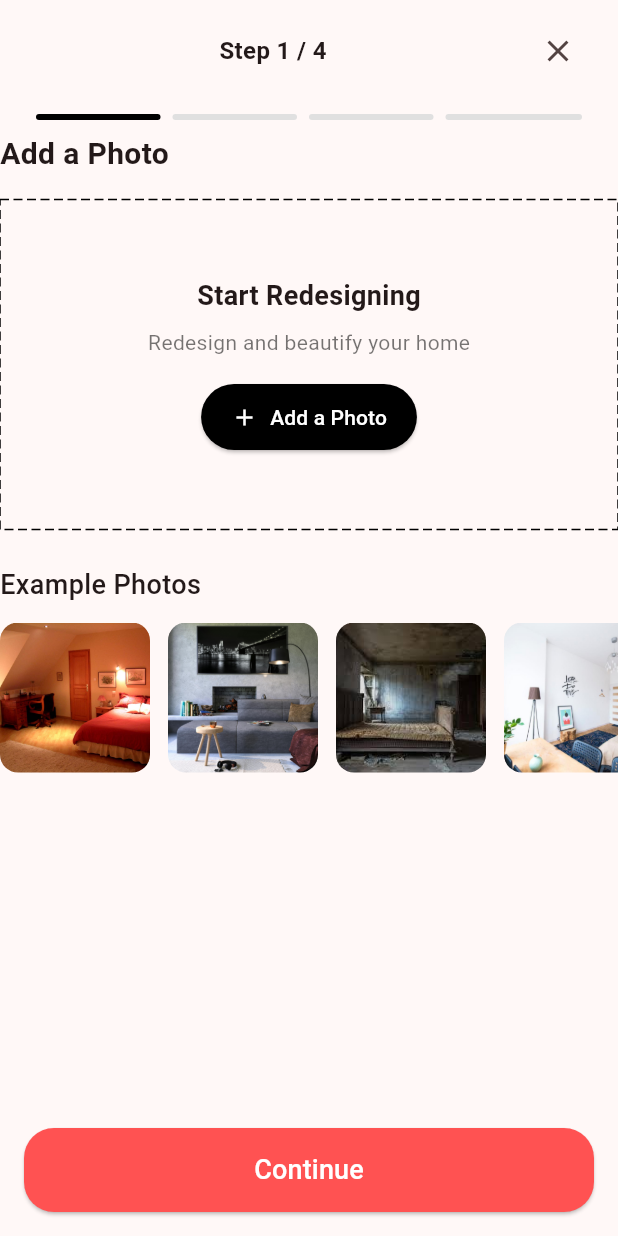
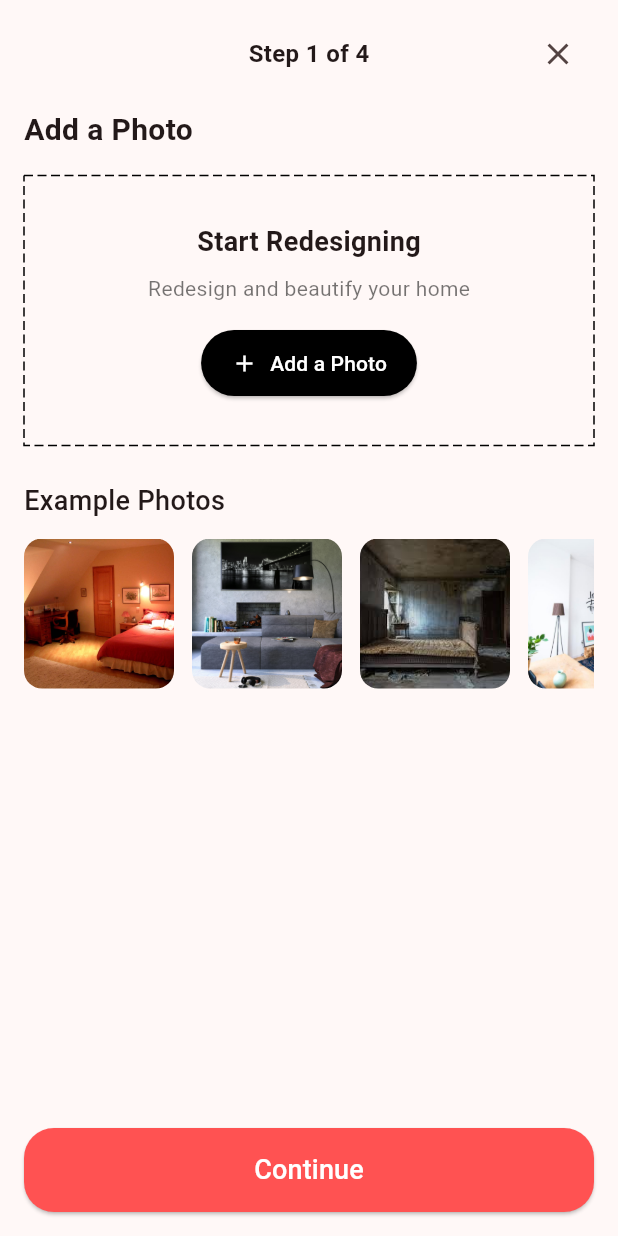
Before and after one commit to Kennnnnnyyyyyyyyy/iDesign-HomeGPT, a Flutter app: the CreatePage screen opened by its route, on a phone screen of 412 x 824 dp. Run offline on Flutter 3.47's test engine with Material 3 defaults, Android fonts, the light colour scheme and no system bars; drawn by our look-alikes of dotted_border; our stand-ins replace firebase_auth, firebase_core, flutter_dotenv, flutter_riverpod, go_router, google_sign_in and 3 more; accounts and stored records are empty; Roboto replaces fonts that are missing (SFPro).

Commit message:
Interior design provider almost done, not uploaded to supabase edge function yet.

```diff
--- a/lib/features/create/view/create_page.dart
+++ b/lib/features/create/view/create_page.dart
@@ -1,85 +1,174 @@
+import 'dart:io';
 import 'package:flutter/material.dart';
+import 'package:flutter_riverpod/flutter_riverpod.dart';
 import 'package:go_router/go_router.dart';
+import 'package:image_picker/image_picker.dart';
+import 'package:interior_designer_jasper/features/create/viewmodel/create_form_notifier.dart';
 import 'package:interior_designer_jasper/features/create/view/widgets/step1_photo_input.dart';
 import 'package:interior_designer_jasper/features/create/view/widgets/step2_room_selection.dart';
 import 'package:interior_designer_jasper/features/create/view/widgets/step3_style_selection.dart';
 import 'package:interior_designer_jasper/features/create/view/widgets/step4_palette_selection.dart';
 import 'package:interior_designer_jasper/routes/router_constants.dart';
 
-class CreatePage extends StatefulWidget {
+class CreatePage extends ConsumerStatefulWidget {
   const CreatePage({super.key});
 
   @override
-  State<CreatePage> createState() => _CreatePageState();
+  ConsumerState<CreatePage> createState() => _CreatePageState();
 }
 
-class _CreatePageState extends State<CreatePage> {
+class _CreatePageState extends ConsumerState<CreatePage> {
   int _currentStep = 0;
+  final ImagePicker _picker = ImagePicker();
 
-  final List<Widget> _steps = [
-    Step1PhotoInput(
-      onPickPhoto: () {
-        print("Photo picking...");
-      },
-    ),
-    Step2RoomSelection(
-      selectedRoom: '',
-      onRoomSelected: (room) => print('Room selected: $room'),
-    ),
-    Step3StyleSelection(
-      selectedStyle: '',
-      onStyleSelected: (style) {
-        print('Selected style: $style');
-      },
-    ),
-    Step4PaletteSelection(
-      selectedPalette: '',
-      onPaletteSelected: (palette) {
-        print('Selected palette: $palette');
-      },
-    ),
-  ];
+  Future<void> _pickImage() async {
+    final XFile? image = await _picker.pickImage(source: ImageSource.gallery);
+    if (image != null) {
+      ref.read(createFormProvider.notifier).setImage(File(image.path));
+    }
+  }
+
+  void _selectExampleImage(String assetPath) {
+    ref.read(createFormProvider.notifier).setImage(assetPath);
+  }
 
   void _nextStep() {
-    if (_currentStep < _steps.length - 1) {
-      setState(() {
-        _currentStep++;
-      });
+    final form = ref.read(createFormProvider);
+
+    // Step 1: Validate photo selection
+    if (_currentStep == 0 && form.image == null) {
+      ScaffoldMessenger.of(context).showSnackBar(
+        const SnackBar(content: Text('Please select a photo to continue.')),
+      );
+      return;
+    }
+
+    // Step 2: Validate room selection
+    if (_currentStep == 1 && form.room.trim().isEmpty) {
+      ScaffoldMessenger.of(context).showSnackBar(
+        const SnackBar(content: Text('Please select a room to continue.')),
+      );
+      return;
+    }
+
+    // Step 3: Validate style selection
+    if (_currentStep == 2 && form.style.trim().isEmpty) {
+      ScaffoldMessenger.of(context).showSnackBar(
+        const SnackBar(content: Text('Please select a style to continue.')),
+      );
+      return;
+    }
+
+    // Step 4: Validate palette selection
+    if (_currentStep == 3 && form.palette.trim().isEmpty) {
+      ScaffoldMessenger.of(context).showSnackBar(
+        const SnackBar(content: Text('Please select a palette to continue.')),
+      );
+      return;
+    }
+
+    // Proceed or generate
+    if (_currentStep < 3) {
+      setState(() => _currentStep++);
+    } else {
+      _generateDesign();
     }
   }
 
   void _prevStep() {
-    if (_currentStep > 0) {
-      setState(() {
-        _currentStep--;
-      });
+    if (_currentStep > 0) setState(() => _currentStep--);
+  }
+
+  void _generateDesign() async {
+    final notifier = ref.read(createFormProvider.notifier);
+    final form = ref.read(createFormProvider);
+
+    if (form.image == null) {
+      ScaffoldMessenger.of(context).showSnackBar(
+        const SnackBar(content: Text('Please choose a photo from gallery.')),
+      );
+      return;
     }
+
+    ScaffoldMessenger.of(
+      context,
+    ).showSnackBar(const SnackBar(content: Text('Uploading image...')));
+
+    final imageUrl = await notifier.uploadImageToSupabase();
+    if (imageUrl == null) {
+      ScaffoldMessenger.of(
+        context,
+      ).showSnackBar(const SnackBar(content: Text('Image upload failed.')));
+      return;
+    }
+
+    final prompt = notifier.getPrompt();
+
+    print('--- READY TO CALL AI API ---');
+    print('Prompt: $prompt');
+    print('Image URL: $imageUrl');
+    print('-----------------------------');
   }
 
   @override
   Widget build(BuildContext context) {
+    final form = ref.watch(createFormProvider);
+
+    final steps = [
+      Step1PhotoInput(
+        onPickPhoto: _pickImage,
+        onExamplePhotoSelected: _selectExampleImage,
+        selectedImageSource: form.image,
+      ),
+      Step2RoomSelection(
+        selectedRoom: form.room,
+        onRoomSelected:
+            (room) => ref.read(createFormProvider.notifier).setRoom(room),
+      ),
+      Step3StyleSelection(
+        selectedStyle: form.style,
+        onStyleSelected:
+            (style) => ref.read(createFormProvider.notifier).setStyle(style),
+      ),
+      Step4PaletteSelection(
+        selectedPalette: form.palette,
+        onPaletteSelected:
+            (palette) =>
+                ref.read(createFormProvider.notifier).setPalette(palette),
+      ),
+    ];
+
     return Scaffold(
       body: SafeArea(
         child: Column(
           children: [
+            /// Step Header AppBar-style
             Padding(
-              padding: const EdgeInsets.symmetric(horizontal: 16, vertical: 10),
+              padding: const EdgeInsets.symmetric(horizontal: 16, vertical: 12),
               child: Row(
                 children: [
+                  // Back button (only if not on step 0)
                   if (_currentStep > 0)
                     IconButton(
                       icon: const Icon(Icons.arrow_back),
                       onPressed: _prevStep,
-                    ),
-                  const Spacer(),
-                  Text(
-                    'Step ${_currentStep + 1} / 4',
-                    style: const TextStyle(
-                      fontSize: 16,
-                      fontWeight: FontWeight.bold,
+                    )
+                  else
+                    const SizedBox(width: 48), // To align with close button
+                  // Step indicator
+                  Expanded(
+                    child: Center(
+                      child: Text(
+                        'Step ${_currentStep + 1} of ${steps.length}',
+                        style: const TextStyle(
+                          fontWeight: FontWeight.bold,
+                          fontSize: 16,
+                        ),
+                      ),
                     ),
                   ),
-                  const Spacer(),
+
+                  // Close button
                   IconButton(
                     icon: const Icon(Icons.close),
                     onPressed: () => context.goNamed(RouterConstants.home),
@@ -87,32 +176,20 @@ class _CreatePageState extends State<CreatePage> {
                 ],
               ),
             ),
-            // Progress indicator
-            Padding(
-              padding: const EdgeInsets.symmetric(horizontal: 24, vertical: 8),
-              child: Row(
-                children: List.generate(4, (index) {
-                  return Expanded(
-                    child: Container(
-                      height: 4,
-                      margin: EdgeInsets.only(right: index < 3 ? 8 : 0),
-                      decoration: BoxDecoration(
-                        color:
-                            index <= _currentStep
-                                ? Colors.black
-                                : Colors.grey[300],
-                        borderRadius: BorderRadius.circular(4),
-                      ),
-                    ),
-                  );
-                }),
+
+            /// Main Step Content
+            Expanded(
+              child: Padding(
+                padding: const EdgeInsets.symmetric(horizontal: 16),
+                child: steps[_currentStep],
               ),
             ),
-            Expanded(child: _steps[_currentStep]),
+
+            /// Continue / Generate Button
             Padding(
               padding: const EdgeInsets.all(16),
               child: ElevatedButton(
-                onPressed: _currentStep < _steps.length - 1 ? _nextStep : null,
+                onPressed: _nextStep,
                 style: ElevatedButton.styleFrom(
                   backgroundColor: Colors.redAccent,
                   foregroundColor: Colors.white,
@@ -121,7 +198,12 @@ class _CreatePageState extends State<CreatePage> {
                     borderRadius: BorderRadius.circular(20),
                   ),
                 ),
-                child: const Text('Continue', style: TextStyle(fontSize: 18)),
+                child: Text(
+                  _currentStep < steps.length - 1
+                      ? 'Continue'
+                      : 'Generate Design',
+                  style: const TextStyle(fontSize: 18),
+                ),
               ),
             ),
           ],
--- a/lib/features/create/view/widgets/step1_photo_input.dart
+++ b/lib/features/create/view/widgets/step1_photo_input.dart
@@ -1,11 +1,19 @@
+import 'dart:io';
 import 'package:flutter/material.dart';
 import 'package:image_picker/image_picker.dart';
-import 'package:dotted_border/dotted_border.dart'; // 👈 Import this
+import 'package:dotted_border/dotted_border.dart';
 
 class Step1PhotoInput extends StatelessWidget {
   final VoidCallback onPickPhoto;
+  final void Function(String assetPath) onExamplePhotoSelected;
+  final Object? selectedImageSource;
 
-  const Step1PhotoInput({super.key, required this.onPickPhoto});
+  const Step1PhotoInput({
+    super.key,
+    required this.onPickPhoto,
+    required this.onExamplePhotoSelected,
+    required this.selectedImageSource,
+  });
 
   @override
   Widget build(BuildContext context) {
@@ -25,7 +33,26 @@ class Step1PhotoInput extends StatelessWidget {
         ),
         const SizedBox(height: 16),
 
-        // ⬇️ REPLACED THIS BLOCK
+        // Show selected image (gallery or example)
+        if (selectedImageSource != null)
+          Container(
+            height: 200,
+            width: double.infinity,
+            margin: const EdgeInsets.only(bottom: 16),
+            decoration: BoxDecoration(
+              borderRadius: BorderRadius.circular(12),
+              border: Border.all(color: Colors.grey.shade300),
+            ),
+            clipBehavior: Clip.hardEdge,
+            child:
+                selectedImageSource is File
+                    ? Image.file(selectedImageSource as File, fit: BoxFit.cover)
+                    : Image.asset(
+                      selectedImageSource as String,
+                      fit: BoxFit.cover,
+                    ),
+          ),
+
         DottedBorder(
           options: const RectDottedBorderOptions(
             dashPattern: [6, 3],
@@ -33,7 +60,7 @@ class Step1PhotoInput extends StatelessWidget {
             padding: EdgeInsets.all(0),
           ),
           child: Container(
-            height: 220,
+            height: 180,
             width: double.infinity,
             alignment: Alignment.center,
             child: Column(
@@ -81,13 +108,17 @@ class Step1PhotoInput extends StatelessWidget {
             itemCount: exampleImages.length,
             separatorBuilder: (_, __) => const SizedBox(width: 12),
             itemBuilder: (context, index) {
-              return ClipRRect(
-                borderRadius: BorderRadius.circular(12),
-                child: Image.asset(
-                  exampleImages[index],
-                  height: 100,
-                  width: 100,
-                  fit: BoxFit.cover,
+              final path = exampleImages[index];
+              return GestureDetector(
+                onTap: () => onExamplePhotoSelected(path),
+                child: ClipRRect(
+                  borderRadius: BorderRadius.circular(12),
+                  child: Image.asset(
+                    path,
+                    height: 100,
+                    width: 100,
+                    fit: BoxFit.cover,
+                  ),
                 ),
               );
             },
```
Also changed, not shown: lib/features/create/model/auth_model.dart (added, +18 -0 lines), lib/features/create/model/form_state.dart (added, +31 -0 lines), lib/features/create/view/widgets/step3_style_selection.dart (+50 -2 lines), lib/features/create/viewmodel/create_form_notifier.dart (added, +143 -0 lines), lib/features/create/viewmodel/create_viewmodel.dart (+17 -0 lines), 1 other file.
